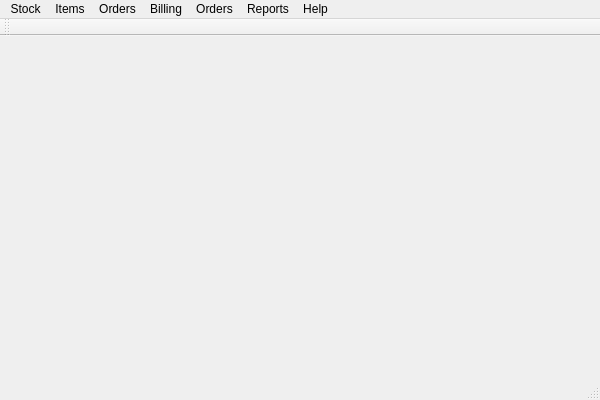
Above: estorecpp/esmainwindow.ui from Watti/estorecpp before the change. Below: the same form after it.
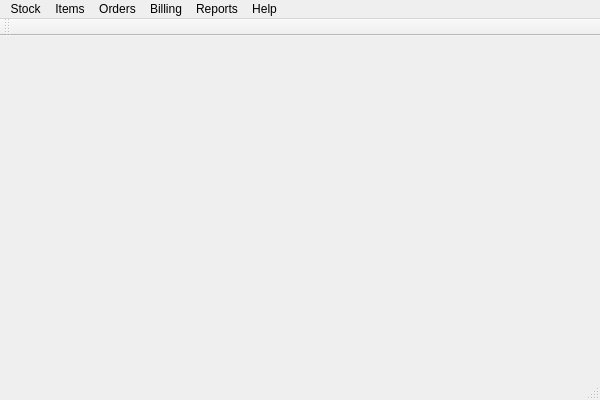
That is the form after the change.

Commit message: order icon added

```diff
--- a/estorecpp/esmainwindow.ui
+++ b/estorecpp/esmainwindow.ui
@@ -53,11 +53,6 @@
     <addaction name="actionAddBill"/>
     <addaction name="actionCurrentBills"/>
    </widget>
-   <widget class="QMenu" name="menuOrders">
-    <property name="title">
-     <string>Orders</string>
-    </property>
-   </widget>
    <widget class="QMenu" name="menuReports">
     <property name="title">
      <string>Reports</string>
@@ -68,7 +63,7 @@
      <string>Help</string>
     </property>
    </widget>
-   <widget class="QMenu" name="menuOrders_2">
+   <widget class="QMenu" name="menuOrders">
     <property name="title">
      <string>Orders</string>
     </property>
@@ -76,9 +71,8 @@
    </widget>
    <addaction name="menuStock"/>
    <addaction name="menuItems"/>
-   <addaction name="menuOrders_2"/>
-   <addaction name="menuBilling"/>
    <addaction name="menuOrders"/>
+   <addaction name="menuBilling"/>
    <addaction name="menuReports"/>
    <addaction name="menuHelp"/>
   </widget>
```
The commit also changes 5 other files.
